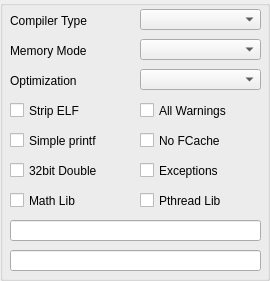
The window that propside/project.ui (parallaxinc/SimpleIDE) describes before a commit, drawn with Qt 5.
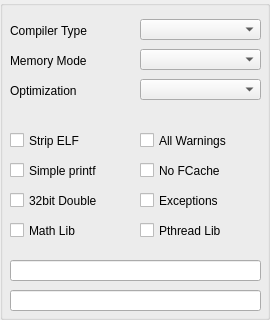
The same window after the commit.

Commit message: Adapted to new HUB load reporting. Open file uses better FileDialog. Made project options align better in window. Fix newproject browse issues.

Patch:
```diff
--- a/propside/project.ui
+++ b/propside/project.ui
@@ -7,7 +7,7 @@
     <x>0</x>
     <y>0</y>
     <width>270</width>
-    <height>281</height>
+    <height>320</height>
    </rect>
   </property>
   <property name="maximumSize">
@@ -25,7 +25,7 @@
      <x>0</x>
      <y>0</y>
      <width>270</width>
-     <height>281</height>
+     <height>320</height>
     </rect>
    </property>
    <property name="title">
@@ -38,7 +38,7 @@
     <property name="geometry">
      <rect>
       <x>140</x>
-      <y>9</y>
+      <y>19</y>
       <width>121</width>
       <height>21</height>
      </rect>
@@ -51,7 +51,7 @@
     <property name="geometry">
      <rect>
       <x>10</x>
-      <y>130</y>
+      <y>160</y>
       <width>131</width>
       <height>21</height>
      </rect>
@@ -67,7 +67,7 @@
     <property name="geometry">
      <rect>
       <x>10</x>
-      <y>160</y>
+      <y>190</y>
       <width>131</width>
       <height>21</height>
      </rect>
@@ -83,7 +83,7 @@
     <property name="geometry">
      <rect>
       <x>10</x>
-      <y>10</y>
+      <y>20</y>
       <width>131</width>
       <height>21</height>
      </rect>
@@ -96,7 +96,7 @@
     <property name="geometry">
      <rect>
       <x>10</x>
-      <y>220</y>
+      <y>260</y>
       <width>251</width>
       <height>21</height>
      </rect>
@@ -109,7 +109,7 @@
     <property name="geometry">
      <rect>
       <x>10</x>
-      <y>100</y>
+      <y>130</y>
       <width>131</width>
       <height>21</height>
      </rect>
@@ -125,7 +125,7 @@
     <property name="geometry">
      <rect>
       <x>140</x>
-      <y>39</y>
+      <y>49</y>
       <width>121</width>
       <height>21</height>
      </rect>
@@ -138,7 +138,7 @@
     <property name="geometry">
      <rect>
       <x>10</x>
-      <y>190</y>
+      <y>220</y>
       <width>131</width>
       <height>21</height>
      </rect>
@@ -154,7 +154,7 @@
     <property name="geometry">
      <rect>
       <x>10</x>
-      <y>70</y>
+      <y>80</y>
       <width>131</width>
       <height>21</height>
      </rect>
@@ -167,7 +167,7 @@
     <property name="geometry">
      <rect>
       <x>140</x>
-      <y>160</y>
+      <y>190</y>
       <width>121</width>
       <height>21</height>
      </rect>
@@ -183,7 +183,7 @@
     <property name="geometry">
      <rect>
       <x>10</x>
-      <y>40</y>
+      <y>50</y>
       <width>131</width>
       <height>21</height>
      </rect>
@@ -196,7 +196,7 @@
     <property name="geometry">
      <rect>
       <x>140</x>
-      <y>190</y>
+      <y>220</y>
       <width>121</width>
       <height>21</height>
      </rect>
@@ -212,7 +212,7 @@
     <property name="geometry">
      <rect>
       <x>10</x>
-      <y>250</y>
+      <y>290</y>
       <width>251</width>
       <height>21</height>
      </rect>
@@ -225,7 +225,7 @@
     <property name="geometry">
      <rect>
       <x>140</x>
-      <y>69</y>
+      <y>79</y>
       <width>121</width>
       <height>21</height>
      </rect>
@@ -238,7 +238,7 @@
     <property name="geometry">
      <rect>
       <x>140</x>
-      <y>100</y>
+      <y>130</y>
       <width>121</width>
       <height>21</height>
      </rect>
@@ -254,7 +254,7 @@
     <property name="geometry">
      <rect>
       <x>140</x>
-      <y>130</y>
+      <y>160</y>
       <width>121</width>
       <height>21</height>
      </rect>
```
The commit also changes 3 other files.
